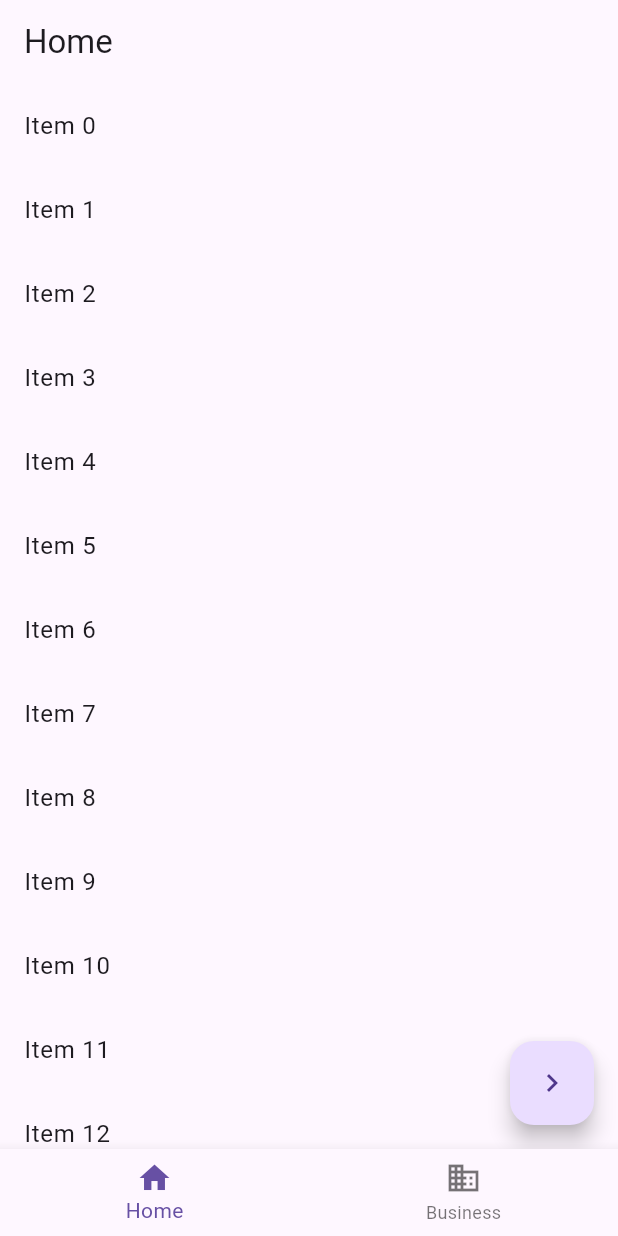
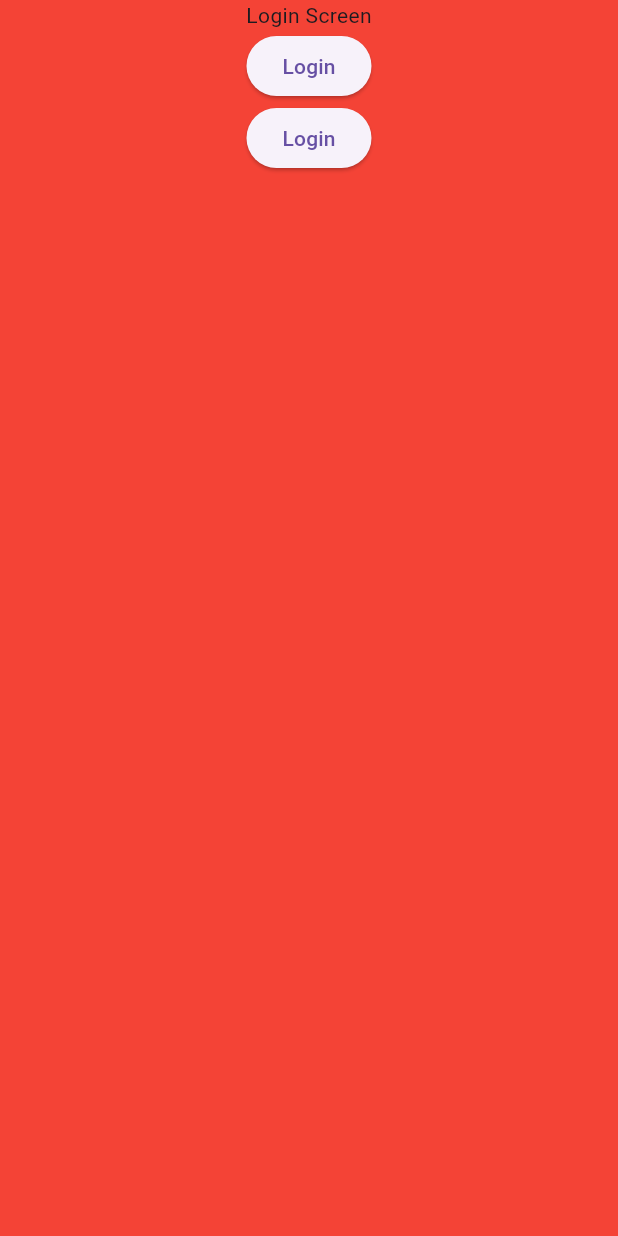
Before and after one commit to DavidPerezContreras/com_flexprods_task, a Flutter app: the screen it shows after launch, on a phone screen of 412 x 824 dp. Run offline on Flutter 3.47's test engine with Material 3 defaults, Android fonts, the phone set to English and light mode, and no system bars; our stand-ins replace dio, flutter_secure_storage; missing offline and left inert: dart:ffi.

Commit message:
AuthRemoteImpl + AuthNavigation (still much left)

```diff
--- /dev/null
+++ b/lib/data/auth/remote/auth_remote_impl.dart
@@ -0,0 +1,37 @@
+import 'dart:io';
+import 'package:dio/dio.dart';
+import 'package:dio/io.dart';
+import 'package:nested_navigation/domain/model/resource_state.dart';
+import 'package:flutter_secure_storage/flutter_secure_storage.dart'; // Add this line
+
+class AuthRemoteImpl {
+  Dio _dio = Dio();
+  final storage = FlutterSecureStorage(); // Add this line
+
+  //Allow self-signed certificate
+  AuthRemoteImpl() {
+    (_dio.httpClientAdapter as IOHttpClientAdapter).createHttpClient = () {
+      return HttpClient()..badCertificateCallback = (cert, host, port) => true;
+    };
+  }
+
+  Future<ResourceState<bool>> login() async {
+    try {
+      final response = await _dio.post(
+        'https://10.0.2.2:8080/api/auth/login',
+        data: {"username": "username1", "password": "password"},
+      );
+
+      if (response.statusCode == 200) {
+        // Store the JWT token securely instead of printing it
+        await storage.write(key: 'jwt_token', value: response.data['token']);
+        return ResourceState.success(true);
+      } else {
+        return ResourceState.error();
+      }
+    } catch (e) {
+      print(e);
+      return ResourceState.error();
+    }
+  }
+}
--- /dev/null
+++ b/lib/domain/model/resource_state.dart
@@ -0,0 +1,11 @@
+class ResourceState<T> {
+  T? data;
+  Status status;
+  Error? error;
+
+  ResourceState.success(this.data) : status = Status.SUCCESS;
+  ResourceState.loading() : status = Status.LOADING;
+  ResourceState.error() : status = Status.ERROR;
+}
+
+enum Status { LOADING, SUCCESS, ERROR }
--- /dev/null
+++ b/lib/domain/repository/auth_repository.dart
@@ -0,0 +1,7 @@
+import 'package:nested_navigation/domain/model/resource_state.dart';
+
+abstract class AuthRepository {
+  Future<ResourceState<bool>> refresh();
+  Future<ResourceState<bool>> login();
+  Future<ResourceState<bool>> register();
+}
--- /dev/null
+++ b/lib/presentation/pages/auth_nav/auth_navigation.dart
@@ -0,0 +1,37 @@
+import 'package:flutter/material.dart';
+import 'package:nested_navigation/presentation/pages/auth_nav/provider/auth_navigation_provider.dart';
+import 'package:provider/provider.dart';
+
+class AuthNavigation extends StatefulWidget {
+  const AuthNavigation({super.key});
+
+  @override
+  State<AuthNavigation> createState() => _AuthNavigationState();
+}
+
+class _AuthNavigationState extends State<AuthNavigation> {
+  @override
+  void initState() {
+    super.initState();
+  }
+
+  @override
+  Widget build(BuildContext context) {
+    return Consumer<AuthNavigationProvider>(
+      builder: (BuildContext context, authNavigationProvider, Widget? child) {
+        return Scaffold(
+          body: Navigator(
+            key: authNavigationProvider.authNavigation,
+            pages: [authNavigationProvider.activePage],
+            onPopPage: (route, result) {
+              if (!route.didPop(result)) {
+                return false;
+              }
+              return true;
+            },
+          ),
+        );
+      },
+    );
+  }
+}
--- /dev/null
+++ b/lib/presentation/pages/auth_nav/provider/auth_navigation_provider.dart
@@ -0,0 +1,41 @@
+import 'package:flutter/material.dart';
+import 'package:nested_navigation/presentation/pages/auth_nav/sub_page/content/content_page.dart';
+import 'package:nested_navigation/presentation/pages/auth_nav/sub_page/content/global/offset.dart';
+import 'package:nested_navigation/presentation/pages/auth_nav/sub_page/login/login_page.dart';
+
+class AuthNavigationProvider extends ChangeNotifier {
+  late List<MaterialPage> _pages;
+  late MaterialPage _activePage;
+  GlobalKey<NavigatorState> authNavigation = GlobalKey<NavigatorState>();
+
+  AuthNavigationProvider() {
+    init();
+  }
+
+  void init() {
+    _pages = [
+      const MaterialPage(child: LoginPage()),
+      const MaterialPage(child: ContentPage())
+    ];
+    _activePage = _pages[0];
+  }
+
+  MaterialPage get activePage => _activePage;
+
+  void logout() {
+    init();
+    resetGlobalAppState(); //handle global state
+    notifyListeners();
+  }
+
+  void login() {
+    //make http request.
+    navigate(MaterialPage(child: ContentPage()));
+    //if correct, call navigate
+  }
+
+  void navigate(MaterialPage materialPage) {
+    _activePage = materialPage;
+    notifyListeners();
+  }
+}
--- a/lib/presentation/pages/bottom_nav/global/offset.dart
+++ b/lib/presentation/pages/auth_nav/sub_page/content/global/offset.dart
@@ -4,8 +4,12 @@ onOffsetChanged(double newOffset) {
   offset = newOffset;
 }
 
+resetGlobalAppState() {
+  offset = 0;
+}
 
-/*Important. I had to make global variables just because
+
+/* Important. I had to make global variables just because
 clicking in BottomNavigationBar rebuilds the whole
 widget tree.
 */
--- /dev/null
+++ b/lib/presentation/pages/auth_nav/sub_page/login/login_page.dart
@@ -0,0 +1,55 @@
+import 'package:flutter/material.dart';
+import 'package:nested_navigation/data/auth/remote/auth_remote_impl.dart';
+import 'package:nested_navigation/domain/model/resource_state.dart';
+import 'package:nested_navigation/presentation/pages/auth_nav/provider/auth_navigation_provider.dart';
+import 'package:nested_navigation/presentation/pages/auth_nav/sub_page/content/content_page.dart';
+import 'package:provider/provider.dart';
+
+class LoginPage extends StatefulWidget {
+  const LoginPage({super.key});
+
+  @override
+  State<LoginPage> createState() => _LoginPageState();
+}
+
+class _LoginPageState extends State<LoginPage> {
+  AuthRemoteImpl authRemoteImpl = AuthRemoteImpl();
+
+  @override
+  Widget build(BuildContext context) {
+    final authNavigationProvider = Provider.of<AuthNavigationProvider>(context);
+
+    return Scaffold(
+      body: Container(
+        height: double.infinity,
+        width: double.infinity,
+        color: Colors.red,
+        child: Center(
+          child: Column(
+            children: [
+              Text("Login Screen"),
+              ElevatedButton(
+                child: Text("Login"),
+                onPressed: () async {
+                  authRemoteImpl.login().then((resourceState) {
+                    if (resourceState.status == Status.SUCCESS) {
+                      authNavigationProvider
+                          .navigate(const MaterialPage(child: ContentPage()));
+                    }
+                  });
+                },
+              ),
+              ElevatedButton(
+                child: Text("Login"),
+                onPressed: () {
+                  authNavigationProvider
+                      .navigate(const MaterialPage(child: ContentPage()));
+                },
+              )
+            ],
+          ),
+        ),
+      ),
+    );
+  }
+}
--- a/lib/presentation/pages/bottom_nav/bottom_navigation_page.dart
+++ /dev/null
@@ -1,69 +0,0 @@
-import 'package:flutter/material.dart';
-import 'package:nested_navigation/presentation/pages/bottom_nav/global/offset.dart';
-import 'package:nested_navigation/presentation/pages/bottom_nav/sub_page/home_screen.dart';
-import 'package:nested_navigation/presentation/pages/bottom_nav/sub_page/second_screen.dart';
-import 'package:nested_navigation/presentation/pages/bottom_nav/provider/bottom_navigation_provider.dart';
-import 'package:provider/provider.dart';
-
-class BottomNavigationPage extends StatefulWidget {
-  const BottomNavigationPage({super.key});
-
-  @override
-  State<BottomNavigationPage> createState() => _BottomNavigationPageState();
-}
-
-class _BottomNavigationPageState extends State<BottomNavigationPage> {
-  ScrollController scrollController = ScrollController();
-
-  @override
-  void initState() {
-    super.initState();
-  }
-
-  @override
-  Widget build(BuildContext context) {
-    final bottomNavigationProvider =
-        Provider.of<BottomNavigationProvider>(context);
-
-    var pages = [
-      HomeScreen((newOffset) {
-        onOffsetChanged(newOffset);
-      }),
-      const SecondScreen()
-    ];
-
-    return Scaffold(
-      body: Navigator(
-        key: bottomNavigationProvider.nestedNavigation,
-        pages: bottomNavigationProvider.activePage,
-        onPopPage: (route, result) {
-          if (!route.didPop(result)) {
-            return false;
-          }
-          // Update the list of pages
-          return true;
-        },
-      ),
-      bottomNavigationBar: BottomNavigationBar(
-        currentIndex: bottomNavigationProvider.selectedIndex,
-        onTap: (newIndex) {
-          setState(() {
-            bottomNavigationProvider
-                .navigate(MaterialPage(child: pages[newIndex]));
-            bottomNavigationProvider.updateIndex(newIndex);
-          });
-        },
-        items: const <BottomNavigationBarItem>[
-          BottomNavigationBarItem(
-            icon: Icon(Icons.home),
-            label: 'Home',
-          ),
-          BottomNavigationBarItem(
-            icon: Icon(Icons.business),
-            label: 'Business',
-          ),
-        ],
-      ),
-    );
-  }
-}
--- a/lib/presentation/pages/bottom_nav/provider/bottom_navigation_provider.dart
+++ /dev/null
@@ -1,29 +0,0 @@
-import 'package:flutter/material.dart';
-import 'package:nested_navigation/presentation/pages/bottom_nav/global/offset.dart';
-import 'package:nested_navigation/presentation/pages/bottom_nav/sub_page/home_screen.dart';
-
-class BottomNavigationProvider {
-  int _selectedIndex = 0;
-
-  var _activePage = [
-    MaterialPage(child: HomeScreen((newOffset) {
-      onOffsetChanged(newOffset);
-    }))
-  ];
-
-  GlobalKey<NavigatorState> nestedNavigation = GlobalKey<NavigatorState>();
-
-  int get selectedIndex => _selectedIndex;
-
-  List<MaterialPage> get activePage => _activePage;
-
-  void updateIndex(int newIndex) {
-    _selectedIndex = newIndex;
-    //notifyListeners();
-  }
-
-  void navigate(MaterialPage newPage) {
-    _activePage = [newPage];
-    //notifyListeners();
-  }
-}
--- a/pubspec.yaml
+++ b/pubspec.yaml
@@ -7,8 +7,10 @@ environment:
   sdk: '>=3.2.3 <4.0.0'
 
 dependencies:
+  dio: ^5.4.0
   flutter:
     sdk: flutter
+  flutter_secure_storage: ^9.0.0
   provider: ^6.1.1
 
 dev_dependencies:
```
Also changed, not shown: lib/data/auth_data_impl.dart (added, +22 -0 lines), lib/domain/model/todo.dart (added, +30 -0 lines), lib/domain/model/user.dart (added, +16 -0 lines), lib/main.dart (+12 -10 lines), lib/presentation/pages/auth_nav/sub_page/content/content_page.dart (added, +70 -0 lines), lib/presentation/pages/auth_nav/sub_page/content/provider/bottom_navigation_provider.dart (added, +36 -0 lines), lib/presentation/pages/auth_nav/sub_page/content/sub_page/home_screen.dart (renamed from lib/presentation/pages/bottom_nav/sub_page/home_screen.dart, +7 -3 lines), lib/presentation/pages/auth_nav/sub_page/register/register_page.dart (added, +39 -0 lines), lib/presentation/pages/auth_nav/sub_page/content/sub_page/second_screen.dart (renamed from lib/presentation/pages/bottom_nav/sub_page/second_screen.dart).
